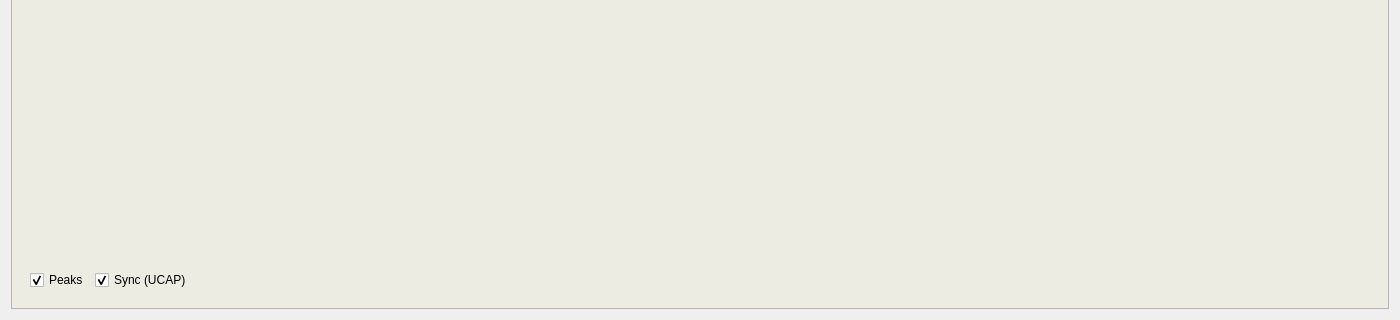
Before: the Qt Designer form diamond_blm_expert_gui/fullscreen_rawbuf0_fft.ui in jfpatrick/diamond-blm-expert-gui, drawn with Qt 5; both pictures show x 0 to 1400 and y 380 to 700 of the 1400 by 700 pixel window.
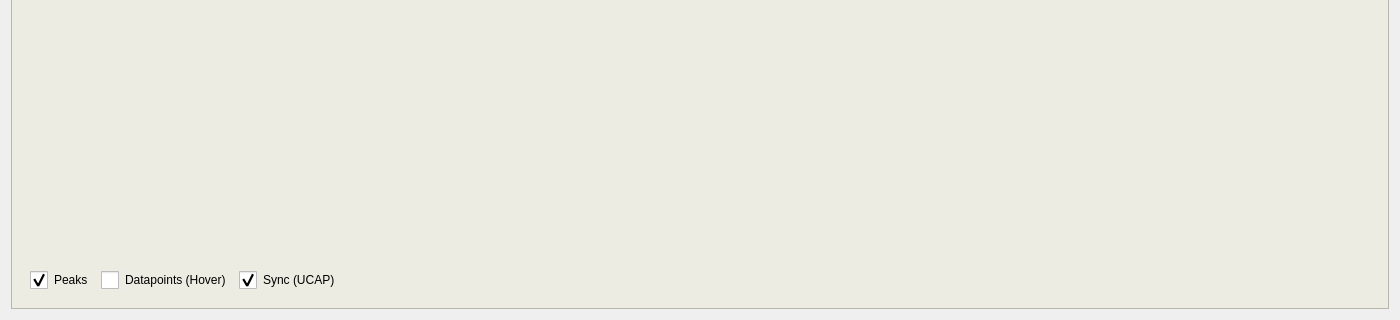
After: the same form once the commit is applied. Icons and pictures are not drawn. Custom widgets are drawn as their Qt base class.

Diff of the .ui file:
```diff
--- a/diamond_blm_expert_gui/fullscreen_rawbuf0_fft.ui
+++ b/diamond_blm_expert_gui/fullscreen_rawbuf0_fft.ui
@@ -97,10 +97,39 @@
          </item>
          <item>
           <layout class="QHBoxLayout" name="horizontalLayout">
+           <property name="spacing">
+            <number>12</number>
+           </property>
            <item>
             <widget class="QCheckBox" name="checkBox_one">
              <property name="styleSheet">
-              <string notr="true"/>
+              <string notr="true">QCheckBox::indicator {
+    width: 18px; height: 18px;
+}
+
+QCheckBox::indicator:checked {
+    image: url(/user/bdisoft/development/python/gui/deployments-martinja/diamond-blm-expert-gui/icons/checkbox_true_yellow_2.png);
+}
+
+QCheckBox::indicator:unchecked {
+    image: url(/user/bdisoft/development/python/gui/deployments-martinja/diamond-blm-expert-gui/icons/checkbox_false_2.png);
+}
+
+QCheckBox::indicator:checked:pressed {
+    image: url(/user/bdisoft/development/python/gui/deployments-martinja/diamond-blm-expert-gui/icons/checkbox_true_pressed_2.png);
+}
+
+QCheckBox::indicator:unchecked:pressed {
+    image: url(/user/bdisoft/development/python/gui/deployments-martinja/diamond-blm-expert-gui/icons/checkbox_false_pressed_2.png);
+}
+
+QCheckBox::indicator:checked:disabled {
+    image: url(/user/bdisoft/development/python/gui/deployments-martinja/diamond-blm-expert-gui/icons/checkbox_true_disabled_2.png);
+}
+
+QCheckBox::indicator:unchecked:disabled {
+    image: url(/user/bdisoft/development/python/gui/deployments-martinja/diamond-blm-expert-gui/icons/checkbox_false_disabled_2.png);
+}</string>
              </property>
              <property name="text">
               <string>Peaks</string>
@@ -110,8 +139,73 @@
              </property>
             </widget>
            </item>
+           <item>
+            <widget class="QCheckBox" name="checkBox_hover">
+             <property name="styleSheet">
+              <string notr="true">QCheckBox::indicator {
+    width: 18px; height: 18px;
+}
+
+QCheckBox::indicator:checked {
+    image: url(/user/bdisoft/development/python/gui/deployments-martinja/diamond-blm-expert-gui/icons/checkbox_true_green_2.png);
+}
+
+QCheckBox::indicator:unchecked {
+    image: url(/user/bdisoft/development/python/gui/deployments-martinja/diamond-blm-expert-gui/icons/checkbox_false_2.png);
+}
+
+QCheckBox::indicator:checked:pressed {
+    image: url(/user/bdisoft/development/python/gui/deployments-martinja/diamond-blm-expert-gui/icons/checkbox_true_pressed_2.png);
+}
+
+QCheckBox::indicator:unchecked:pressed {
+    image: url(/user/bdisoft/development/python/gui/deployments-martinja/diamond-blm-expert-gui/icons/checkbox_false_pressed_2.png);
+}
+
+QCheckBox::indicator:checked:disabled {
+    image: url(/user/bdisoft/development/python/gui/deployments-martinja/diamond-blm-expert-gui/icons/checkbox_true_disabled_2.png);
+}
+
+QCheckBox::indicator:unchecked:disabled {
+    image: url(/user/bdisoft/development/python/gui/deployments-martinja/diamond-blm-expert-gui/icons/checkbox_false_disabled_2.png);
+}</string>
+             </property>
+             <property name="text">
+              <string>Datapoints (Hover)</string>
+             </property>
+            </widget>
+           </item>
            <item>
             <widget class="QCheckBox" name="checkBox_sync_main">
+             <property name="styleSheet">
+              <string notr="true">QCheckBox::indicator {
+    width: 18px; height: 18px;
+}
+
+QCheckBox::indicator:checked {
+    image: url(/user/bdisoft/development/python/gui/deployments-martinja/diamond-blm-expert-gui/icons/checkbox_true_white_2.png);
+}
+
+QCheckBox::indicator:unchecked {
+    image: url(/user/bdisoft/development/python/gui/deployments-martinja/diamond-blm-expert-gui/icons/checkbox_false_2.png);
+}
+
+QCheckBox::indicator:checked:pressed {
+    image: url(/user/bdisoft/development/python/gui/deployments-martinja/diamond-blm-expert-gui/icons/checkbox_true_pressed_2.png);
+}
+
+QCheckBox::indicator:unchecked:pressed {
+    image: url(/user/bdisoft/development/python/gui/deployments-martinja/diamond-blm-expert-gui/icons/checkbox_false_pressed_2.png);
+}
+
+QCheckBox::indicator:checked:disabled {
+    image: url(/user/bdisoft/development/python/gui/deployments-martinja/diamond-blm-expert-gui/icons/checkbox_true_disabled_2.png);
+}
+
+QCheckBox::indicator:unchecked:disabled {
+    image: url(/user/bdisoft/development/python/gui/deployments-martinja/diamond-blm-expert-gui/icons/checkbox_false_disabled_2.png);
+}</string>
+             </property>
              <property name="text">
               <string>Sync (UCAP)</string>
              </property>
```
